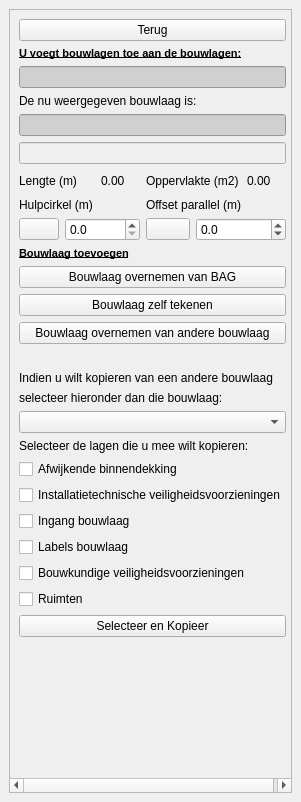
Above: plugin/oiv/bag_pand/oiv_bouwlaag_widget.ui from OIV-NL-QGIS/QGIS_project before the change. Below: the same form after it.
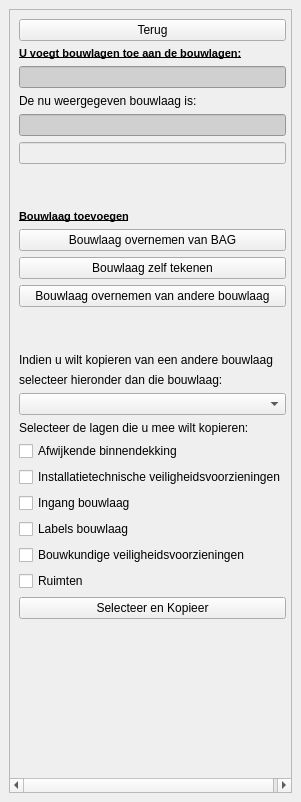
That is the form after the change. Icons and pictures are not drawn.

```diff
--- a/plugin/oiv/bag_pand/oiv_bouwlaag_widget.ui
+++ b/plugin/oiv/bag_pand/oiv_bouwlaag_widget.ui
@@ -106,117 +106,6 @@
             </property>
            </widget>
           </item>
-          <item>
-           <layout class="QGridLayout" name="gridLayout">
-            <item row="2" column="0">
-             <widget class="QPushButton" name="straal_button">
-              <property name="text">
-               <string/>
-              </property>
-              <property name="icon">
-               <iconset>
-                <normaloff>:/plugins/oiv/config_files/png/hulpcirkel.png</normaloff>:/plugins/oiv/config_files/png/hulpcirkel.png</iconset>
-              </property>
-             </widget>
-            </item>
-            <item row="1" column="0" colspan="3">
-             <widget class="QLabel" name="straal_label">
-              <property name="text">
-               <string>Hulpcirkel (m)</string>
-              </property>
-             </widget>
-            </item>
-            <item row="0" column="0" colspan="2">
-             <widget class="QLabel" name="lengte_label">
-              <property name="text">
-               <string>Lengte (m)</string>
-              </property>
-             </widget>
-            </item>
-            <item row="2" column="3">
-             <widget class="QPushButton" name="offset_button">
-              <property name="text">
-               <string/>
-              </property>
-              <property name="icon">
-               <iconset>
-                <normaloff>:/plugins/oiv/config_files/png/offset_parallel.png</normaloff>:/plugins/oiv/config_files/png/offset_parallel.png</iconset>
-              </property>
-              <property name="iconSize">
-               <size>
-                <width>16</width>
-                <height>16</height>
-               </size>
-              </property>
-             </widget>
-            </item>
-            <item row="0" column="3" colspan="2">
-             <widget class="QLabel" name="oppervlakte_label">
-              <property name="text">
-               <string>Oppervlakte (m2)</string>
-              </property>
-             </widget>
-            </item>
-            <item row="1" column="3" colspan="3">
-             <widget class="QLabel" name="offset_label">
-              <property name="text">
-               <string>Offset parallel (m)</string>
-              </property>
-             </widget>
-            </item>
-            <item row="0" column="2">
-             <widget class="QDoubleSpinBox" name="lengte">
-              <property name="styleSheet">
-               <string notr="true">background-color: rgb(240, 240, 240);
-border-color: rgba(255, 255, 255, 0);</string>
-              </property>
-              <property name="frame">
-               <bool>false</bool>
-              </property>
-              <property name="buttonSymbols">
-               <enum>QAbstractSpinBox::NoButtons</enum>
-              </property>
-             </widget>
-            </item>
-            <item row="0" column="5">
-             <widget class="QDoubleSpinBox" name="oppervlakte">
-              <property name="styleSheet">
-               <string notr="true">background-color: rgb(240, 240, 240);
-border-color: rgba(255, 255, 255, 0);</string>
-              </property>
-              <property name="frame">
-               <bool>false</bool>
-              </property>
-              <property name="buttonSymbols">
-               <enum>QAbstractSpinBox::NoButtons</enum>
-              </property>
-             </widget>
-            </item>
-            <item row="2" column="1" colspan="2">
-             <widget class="QDoubleSpinBox" name="straal">
-              <property name="decimals">
-               <number>1</number>
-              </property>
-              <property name="maximum">
-               <double>1000.000000000000000</double>
-              </property>
-             </widget>
-            </item>
-            <item row="2" column="4" colspan="2">
-             <widget class="QDoubleSpinBox" name="offset">
-              <property name="decimals">
-               <number>1</number>
-              </property>
-              <property name="minimum">
-               <double>-1000.000000000000000</double>
-              </property>
-              <property name="maximum">
-               <double>1000.000000000000000</double>
-              </property>
-             </widget>
-            </item>
-           </layout>
-          </item>
           <item>
            <spacer name="verticalSpacer_3">
             <property name="orientation">
```
